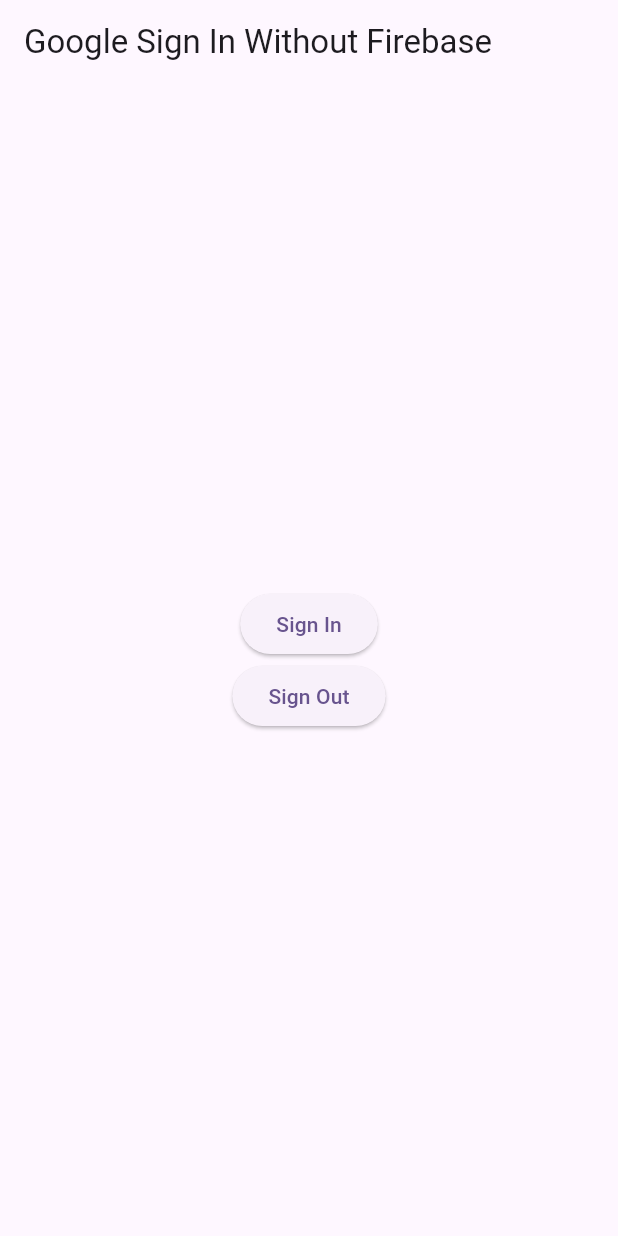
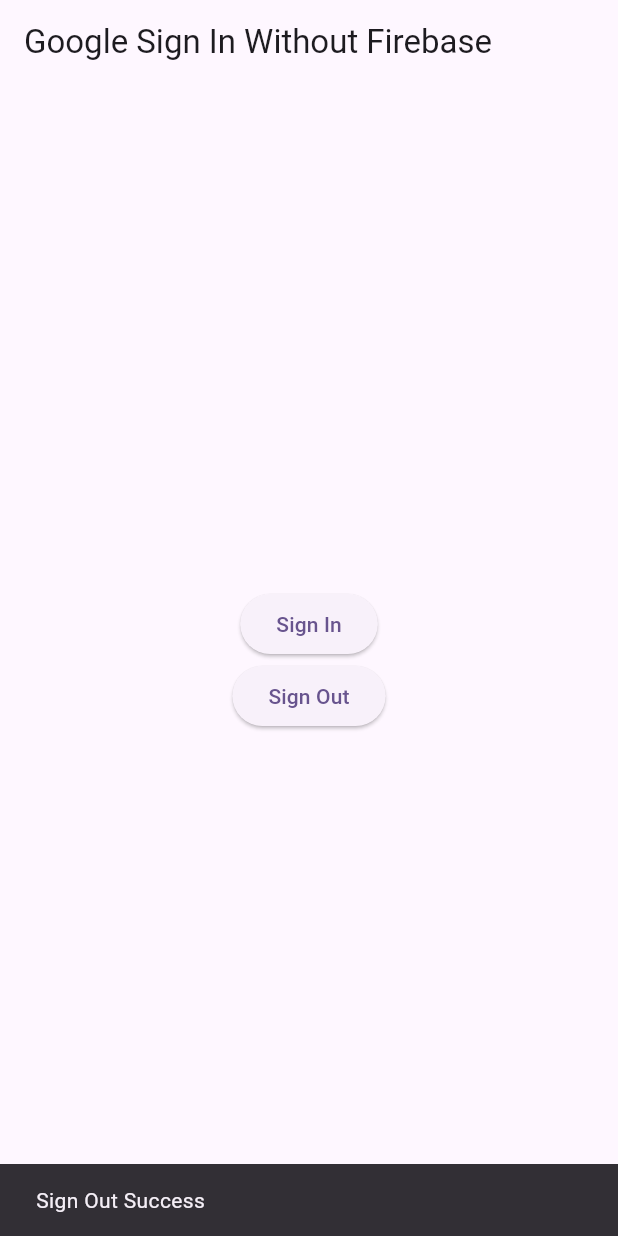
Before and after one commit to akashmishra242/google_signin_without_firebase, a Flutter app: the screen it shows after launch, after a tap on "Sign Out", on a phone screen of 412 x 824 dp. Run offline on Flutter 3.47's test engine with Material 2 defaults, Android fonts, the light colour scheme and no system bars; network calls fail.

Commit message:
updated snackbar.

```diff
--- a/lib/login_page.dart
+++ b/lib/login_page.dart
@@ -20,6 +20,16 @@
       log(user.email);
       log(user.id);
       log(user.photoUrl.toString());
+      if (context.mounted) {
+        ScaffoldMessenger.of(context).showSnackBar(SnackBar(
+            content: Column(
+          children: [
+            Text(
+                "Name: ${user.displayName}\nEmail: ${user.email}\nId: ${user.id}\nPhotoUrl: ${user.photoUrl}"),
+            Image.network(user.photoUrl.toString()),
+          ],
+        )));
+      }
     } catch (exception) {
       log(exception.toString());
     }
@@ -28,8 +38,17 @@
   Future googleSignOut() async {
     try {
       await GoogleSignInService.logout();
+      log('Sign Out Success');
+      if (context.mounted) {
+        ScaffoldMessenger.of(context)
+            .showSnackBar(const SnackBar(content: Text('Sign Out Success')));
+      }
     } catch (exception) {
       log(exception.toString());
+      if (context.mounted) {
+        ScaffoldMessenger.of(context)
+            .showSnackBar(const SnackBar(content: Text('Sign Out Failed')));
+      }
     }
   }
 
```
